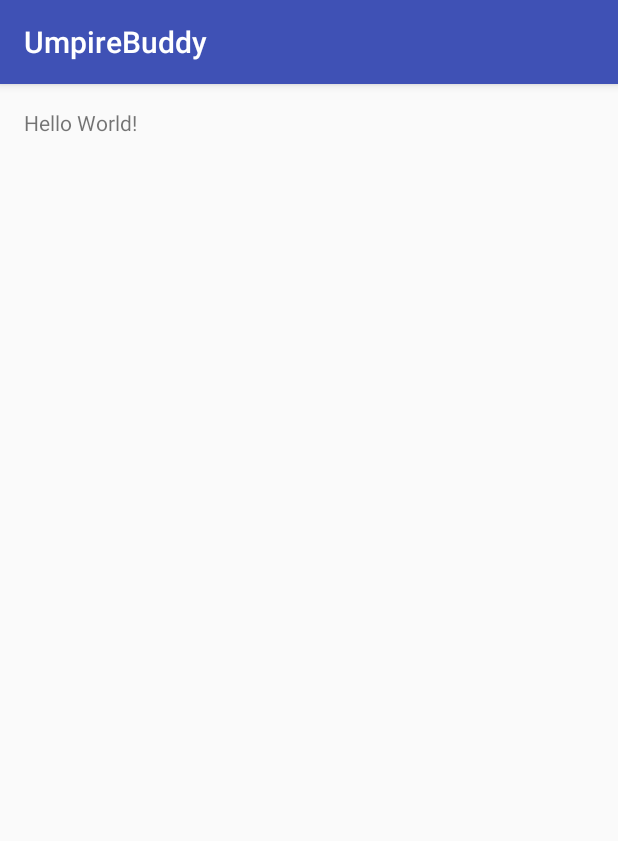
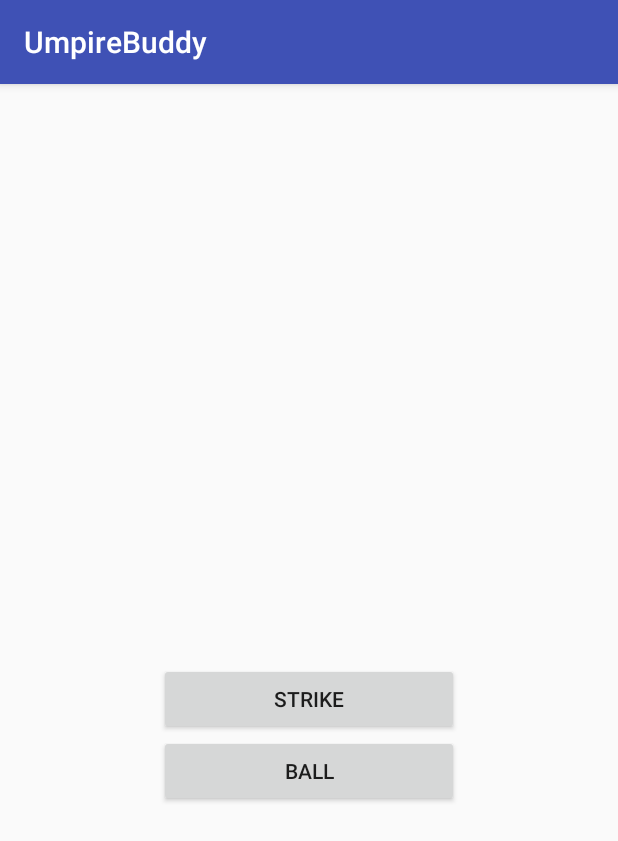
Before and after one commit to m1tche11d13/UmpireBuddy, an Android app: the screen it shows after launch (UmpireActivity), on a phone screen of 412 x 824 dp. Shown: the top 841 px of the screen. Run offline under Robolectric (Android 15) with nearby library versions, the phone set to English and light mode, and no system bars.

Commit message:
Added layout with strike and ball buttons and displays, and added needed strings.

```diff
--- a/app/src/main/res/layout/activity_umpire.xml
+++ b/app/src/main/res/layout/activity_umpire.xml
@@ -1,18 +1,33 @@
 <?xml version="1.0" encoding="utf-8"?>
-<RelativeLayout
-    xmlns:android="http://schemas.android.com/apk/res/android"
-    xmlns:tools="http://schemas.android.com/tools"
-    android:id="@+id/activity_umpire"
-    android:layout_width="match_parent"
-    android:layout_height="match_parent"
-    android:paddingBottom="@dimen/activity_vertical_margin"
-    android:paddingLeft="@dimen/activity_horizontal_margin"
-    android:paddingRight="@dimen/activity_horizontal_margin"
-    android:paddingTop="@dimen/activity_vertical_margin"
-    tools:context="com.bignerdranch.android.umpirebuddy.UmpireActivity">
+
+<LinearLayout xmlns:android="http://schemas.android.com/apk/res/android"
+              android:layout_width="match_parent"
+              android:layout_height="match_parent"
+              android:gravity="center"
+              android:orientation="vertical">
 
     <TextView
-        android:layout_width="wrap_content"
+        android:id="@+id/strike_text_view"
+        android:layout_width="200dp"
+        android:layout_height="50dp"
+        android:padding="24dp"/>
+
+    <TextView
+        android:id="@+id/ball_text_view"
+        android:layout_width="200dp"
+        android:layout_height="50dp"
+        android:padding="24dp"/>
+
+    <Button
+        android:id="@+id/true_button"
+        android:layout_width="200dp"
         android:layout_height="wrap_content"
-        android:text="Hello World!"/>
-</RelativeLayout>
+        android:text="@string/strike_button"/>
+
+    <Button
+        android:id="@+id/false_button"
+        android:layout_width="200dp"
+        android:layout_height="wrap_content"
+        android:text="@string/ball_button"/>
+
+</LinearLayout>
--- a/app/src/main/res/values/strings.xml
+++ b/app/src/main/res/values/strings.xml
@@ -1,3 +1,9 @@
 <resources>
     <string name="app_name">UmpireBuddy</string>
+
+    <string name="strike_button">Strike</string>
+    <string name="ball_button">Ball</string>
+
+    <string name="out_toast">Out!</string>
+    <string name="walk_toast">Walk!</string>
 </resources>
```
